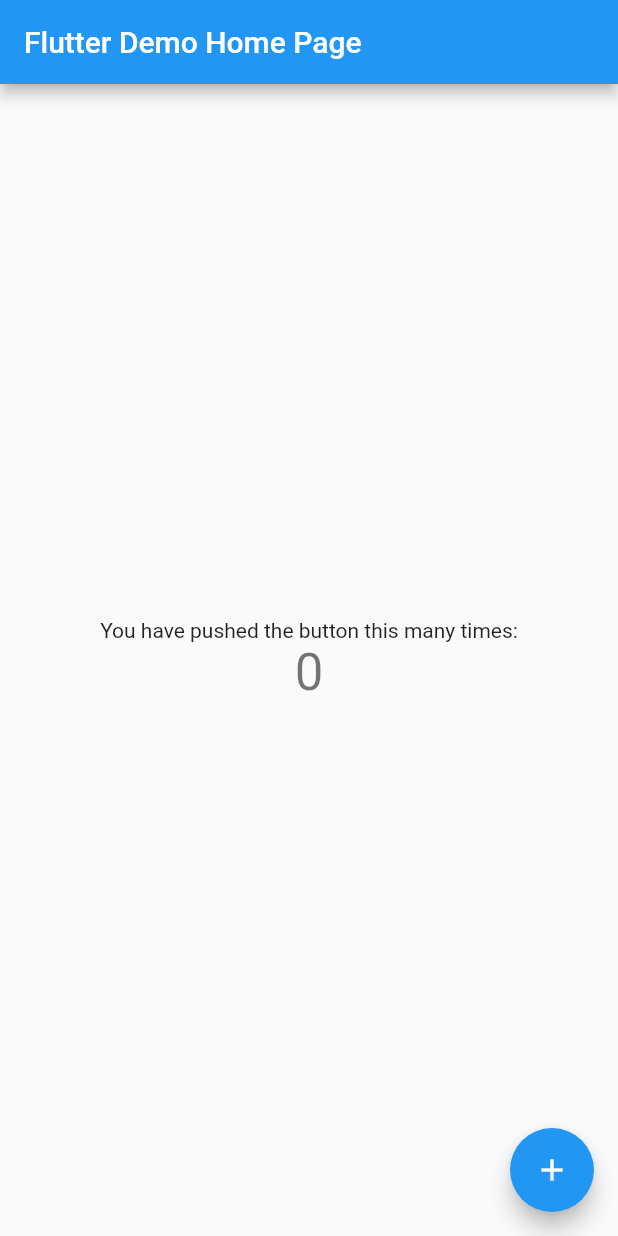
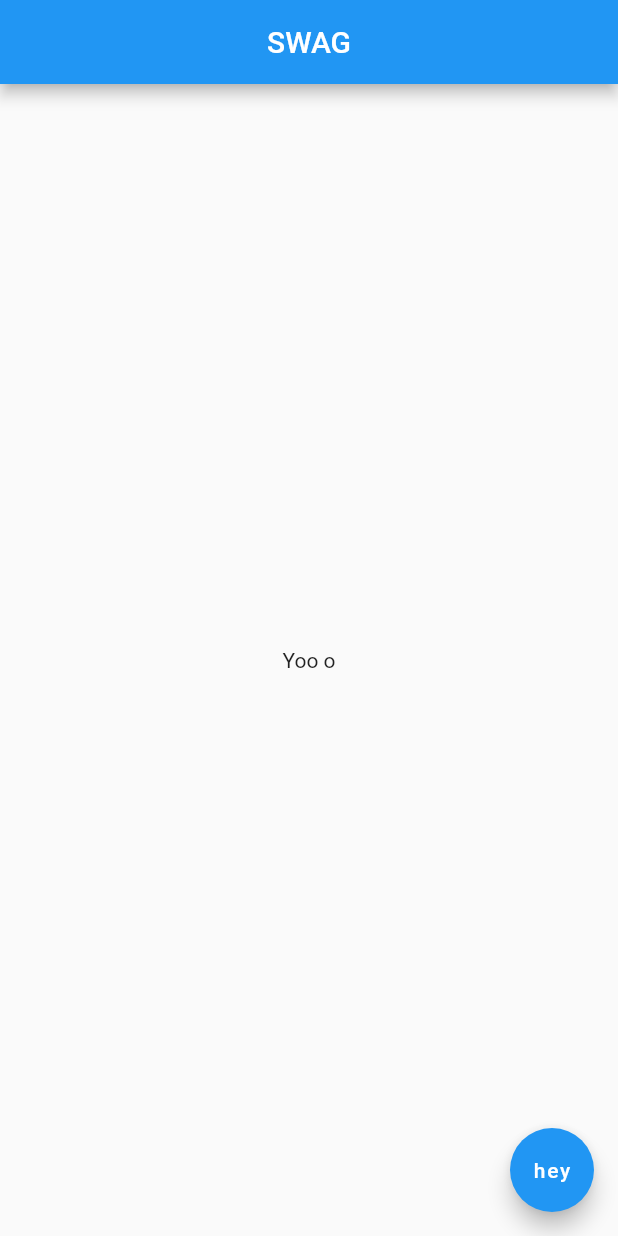
Before and after one commit to jburz2001/theSwag_phoneApp, a Flutter app: the screen it shows after launch, on a phone screen of 412 x 824 dp. Run offline on Flutter 3.47's test engine with Material 2 defaults, Android fonts, the phone set to English and light mode, and no system bars.

Commit message:
initial custom app

```diff
--- a/swag_app/lib/main.dart
+++ b/swag_app/lib/main.dart
@@ -2,116 +2,19 @@
 // import 'package:firebase_auth/firebase_auth.dart';
 // import 'package:cloud_firestore/cloud_firestore.dart';
 
-void main() {
-  runApp(const MyApp());
-}
+void main() => runApp(MaterialApp(
+  home: Scaffold(
+    appBar: AppBar(
+      title: Text("SWAG"),
+      centerTitle: true,
+    ),
 
-class MyApp extends StatelessWidget {
-  const MyApp({Key? key}) : super(key: key);
+    body: Center(
+      child: Text("Yoo o"),
+    ),
 
-  // This widget is the root of your application.
-  @override
-  Widget build(BuildContext context) {
-    return MaterialApp(
-      title: 'Flutter Demo',
-      theme: ThemeData(
-        // This is the theme of your application.
-        //
-        // Try running your application with "flutter run". You'll see the
-        // application has a blue toolbar. Then, without quitting the app, try
-        // changing the primarySwatch below to Colors.green and then invoke
-        // "hot reload" (press "r" in the console where you ran "flutter run",
-        // or simply save your changes to "hot reload" in a Flutter IDE).
-        // Notice that the counter didn't reset back to zero; the application
-        // is not restarted.
-        primarySwatch: Colors.blue,
-      ),
-      home: const MyHomePage(title: 'Flutter Demo Home Page'),
-    );
-  }
-}
-
-class MyHomePage extends StatefulWidget {
-  const MyHomePage({Key? key, required this.title}) : super(key: key);
-
-  // This widget is the home page of your application. It is stateful, meaning
-  // that it has a State object (defined below) that contains fields that affect
-  // how it looks.
-
-  // This class is the configuration for the state. It holds the values (in this
-  // case the title) provided by the parent (in this case the App widget) and
-  // used by the build method of the State. Fields in a Widget subclass are
-  // always marked "final".
-
-  final String title;
-
-  @override
-  State<MyHomePage> createState() => _MyHomePageState();
-}
-
-class _MyHomePageState extends State<MyHomePage> {
-  int _counter = 0;
-
-  void _incrementCounter() {
-    setState(() {
-      // This call to setState tells the Flutter framework that something has
-      // changed in this State, which causes it to rerun the build method below
-      // so that the display can reflect the updated values. If we changed
-      // _counter without calling setState(), then the build method would not be
-      // called again, and so nothing would appear to happen.
-      _counter++;
-    });
-  }
-
-  @override
-  Widget build(BuildContext context) {
-    // This method is rerun every time setState is called, for instance as done
-    // by the _incrementCounter method above.
-    //
-    // The Flutter framework has been optimized to make rerunning build methods
-    // fast, so that you can just rebuild anything that needs updating rather
-    // than having to individually change instances of widgets.
-    return Scaffold(
-      appBar: AppBar(
-        // Here we take the value from the MyHomePage object that was created by
-        // the App.build method, and use it to set our appbar title.
-        title: Text(widget.title),
-      ),
-      body: Center(
-        // Center is a layout widget. It takes a single child and positions it
-        // in the middle of the parent.
-        child: Column(
-          // Column is also a layout widget. It takes a list of children and
-          // arranges them vertically. By default, it sizes itself to fit its
-          // children horizontally, and tries to be as tall as its parent.
-          //
-          // Invoke "debug painting" (press "p" in the console, choose the
-          // "Toggle Debug Paint" action from the Flutter Inspector in Android
-          // Studio, or the "Toggle Debug Paint" command in Visual Studio Code)
-          // to see the wireframe for each widget.
-          //
-          // Column has various properties to control how it sizes itself and
-          // how it positions its children. Here we use mainAxisAlignment to
-          // center the children vertically; the main axis here is the vertical
-          // axis because Columns are vertical (the cross axis would be
-          // horizontal).
-          mainAxisAlignment: MainAxisAlignment.center,
-          children: <Widget>[
-            const Text(
-              'You have pushed the button this many times:',
-            ),
-            Text(
-              '$_counter',
-              style: Theme.of(context).textTheme.headline4,
-            ),
-          ],
-        ),
-      ),
-      floatingActionButton: FloatingActionButton(
-        onPressed: _incrementCounter,
-        tooltip: 'Increment',
-        child: const Icon(Icons.add),
-      ), // This trailing comma makes auto-formatting nicer for build methods.
-    );
-  }
-}
+    floatingActionButton: FloatingActionButton(
+      child: Text("hey"),
+      onPressed: () {},)
+  ),
+));
```
